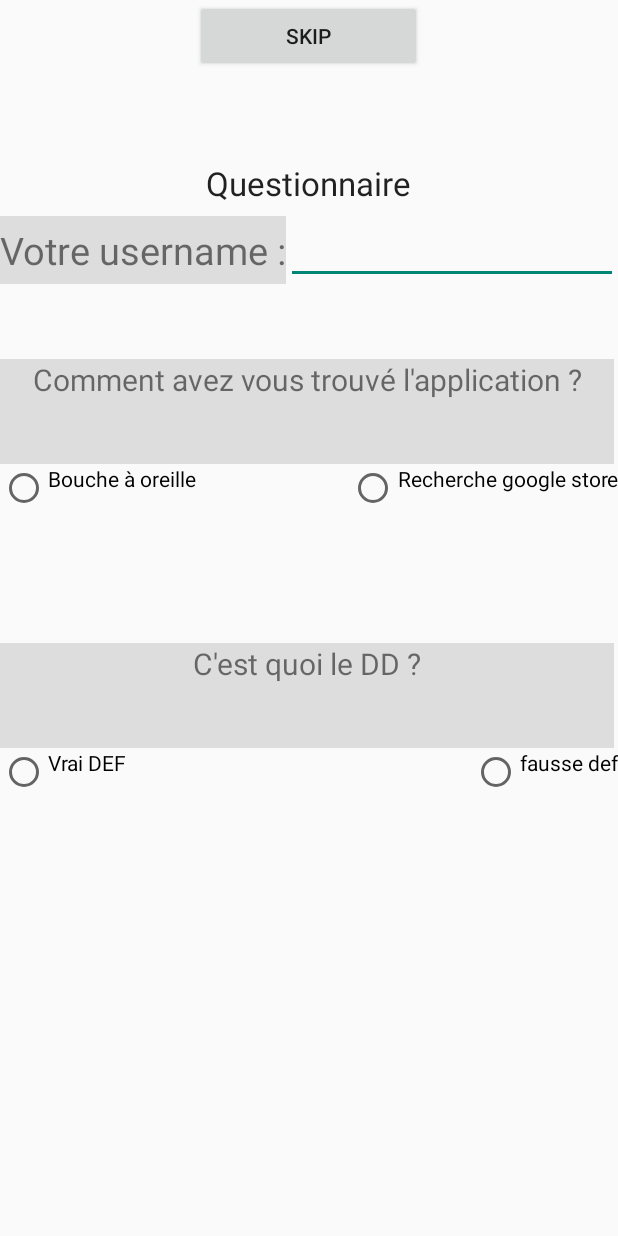
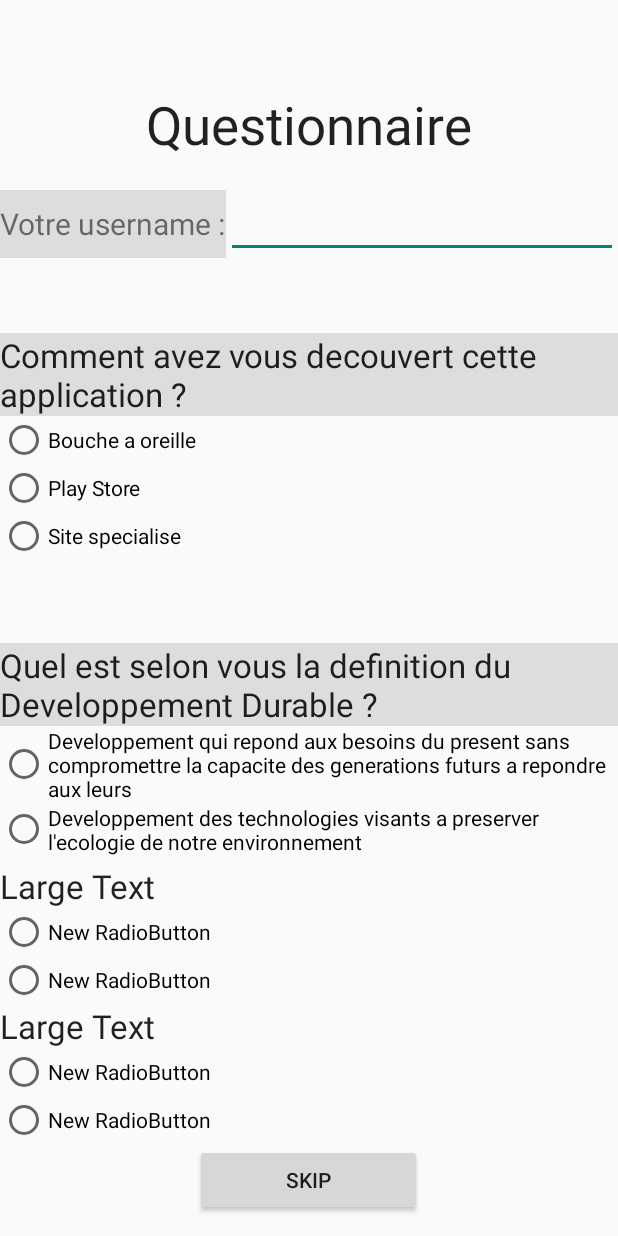
Before and after one commit to Eddupdup/OneIdeaADay, an Android app: the screen it shows after launch (Questionnaire), after a tap on "SKIP", on a phone screen of 412 x 824 dp. Run offline under Robolectric (Android 15) with nearby library versions, the light colour scheme and no system bars.

```diff
--- a/app/src/main/java/oneideaaday/oneideaaday/Chargement.java
+++ b/app/src/main/java/oneideaaday/oneideaaday/Chargement.java
@@ -44,7 +44,7 @@ public class Chargement extends ActionBarActivity {
 
             @Override
             public void onFinish() {
-                final SharedPreferences pref = getPreferences(0);
+                final SharedPreferences pref = getSharedPreferences("PREF",0);
                 boolean used =pref.getBoolean("used",false);
                 if (used==false) {
                     Intent intent = new Intent(Chargement.this, Presentation.class);
--- a/app/src/main/java/oneideaaday/oneideaaday/Fact_1.java
+++ b/app/src/main/java/oneideaaday/oneideaaday/Fact_1.java
@@ -23,7 +23,7 @@ public class Fact_1 extends Fragment {
     @Nullable
     @Override
     public View onCreateView(LayoutInflater inflater, ViewGroup container, Bundle savedInstanceState) {
-        final SharedPreferences pref = getActivity().getPreferences(0);
+        final SharedPreferences pref = getActivity().getSharedPreferences("PREF",0);
         final SharedPreferences.Editor editor = pref.edit();
         rootview = inflater.inflate(R.layout.fact_1, container, false);
         final Button button = (Button) rootview.findViewById(R.id.button1);
--- a/app/src/main/java/oneideaaday/oneideaaday/Fact_2.java
+++ b/app/src/main/java/oneideaaday/oneideaaday/Fact_2.java
@@ -23,7 +23,7 @@ public class Fact_2 extends Fragment {
     //@Override
     public View onCreateView(LayoutInflater inflater, ViewGroup container, Bundle savedInstanceState) {
         rootview = inflater.inflate(R.layout.fact_2, container, false);
-        final SharedPreferences pref = getActivity().getPreferences(0);
+        final SharedPreferences pref = getActivity().getSharedPreferences("PREF",0);
         final SharedPreferences.Editor editor = pref.edit();
         final boolean xpdelivered = pref.getBoolean("xpdelivered",false);
         final Button button = (Button) rootview.findViewById(R.id.button1);
--- a/app/src/main/java/oneideaaday/oneideaaday/Fact_3.java
+++ b/app/src/main/java/oneideaaday/oneideaaday/Fact_3.java
@@ -24,7 +24,7 @@ public class Fact_3 extends Fragment {
     public View onCreateView(LayoutInflater inflater, ViewGroup container, Bundle savedInstanceState) {
         rootview = inflater.inflate(R.layout.fact_3, container, false);
 
-        final SharedPreferences  pref = getActivity().getPreferences(0);
+        final SharedPreferences  pref = getActivity().getSharedPreferences("PREF",0);
         final SharedPreferences.Editor editor = pref.edit();
         //final boolean xpdelivered = ((Myapp) this.getActivity().getApplication()).getfact3delivered();
         final boolean xpdelivered = pref.getBoolean("fact3delivered",false);
--- a/app/src/main/java/oneideaaday/oneideaaday/MyActivity.java
+++ b/app/src/main/java/oneideaaday/oneideaaday/MyActivity.java
@@ -52,7 +52,7 @@ public class MyActivity extends ActionBarActivity
                 R.id.navigation_drawer,
                 (DrawerLayout) findViewById(R.id.drawer_layout));
 
-        SharedPreferences pref = getPreferences(0);
+        SharedPreferences pref = getSharedPreferences("PREF",0);
         String userName = pref.getString("userName","Username");
 
     }
@@ -210,7 +210,7 @@ public class MyActivity extends ActionBarActivity
     }
 
     public void showAlert (View view) {
-        final SharedPreferences pref = getPreferences(0);
+        final SharedPreferences pref = getSharedPreferences("PREF",0);
         final SharedPreferences.Editor editor = pref.edit();
         AlertDialog alertDialogBuilder = new AlertDialog.Builder(this)
                 .setTitle("Remettre à zéro")
@@ -232,6 +232,8 @@ public class MyActivity extends ActionBarActivity
                         editor.putString("userName", "Username");
                         //((Myapp) getApplication()).setLevel(1);
                         editor.putInt("level", 1);
+                        editor.putBoolean("used",false);
+                        editor.putInt("xpMax",80);
                         editor.apply();
                     }
                 })
@@ -241,7 +243,7 @@ public class MyActivity extends ActionBarActivity
     }
 
     public void ActiveNotif (View view) {
-        final SharedPreferences pref = getPreferences(0);
+        final SharedPreferences pref = getSharedPreferences("PREF",0);
         final SharedPreferences.Editor editor = pref.edit();
         final boolean notif = pref.getBoolean("notifications",true);
         final AlertDialog.Builder alertDialog = new AlertDialog.Builder(this)
@@ -264,7 +266,7 @@ public class MyActivity extends ActionBarActivity
     }
 
     public void changeUserName (View view) {
-        SharedPreferences pref = getPreferences(0);
+        SharedPreferences pref = getSharedPreferences("PREF",0);
         final SharedPreferences.Editor editor = pref.edit();
         AlertDialog.Builder alertDialog = new AlertDialog.Builder(this);
         alertDialog.setTitle("Username")
@@ -297,7 +299,7 @@ public class MyActivity extends ActionBarActivity
     }
 
     public void leveledup () {
-        final SharedPreferences pref = getPreferences(0);
+        final SharedPreferences pref = getSharedPreferences("PREF",0);
         SharedPreferences.Editor editor = pref.edit();
         final AlertDialog.Builder alertdialog = new AlertDialog.Builder(this);
         //int xp = ((Myapp) getApplication()).getXp();
--- a/app/src/main/java/oneideaaday/oneideaaday/Profil.java
+++ b/app/src/main/java/oneideaaday/oneideaaday/Profil.java
@@ -22,7 +22,7 @@ public class Profil extends Fragment {
         rootview = inflater.inflate(R.layout.profil, container, false);
 
         //String username =((Myapp) getActivity().getApplication()).getUserName();
-        SharedPreferences pref = getActivity().getPreferences(0);
+        SharedPreferences pref = getActivity().getSharedPreferences("PREF",0);
         SharedPreferences.Editor editor = pref.edit();
         String userName = pref.getString("userName","Username");
         TextView textView = (TextView) rootview.findViewById(R.id.username);
--- a/app/src/main/java/oneideaaday/oneideaaday/Questionnaire.java
+++ b/app/src/main/java/oneideaaday/oneideaaday/Questionnaire.java
@@ -2,9 +2,13 @@ package oneideaaday.oneideaaday;
 
 import android.app.Activity;
 import android.content.Intent;
+import android.content.SharedPreferences;
 import android.os.Bundle;
+import android.support.v4.content.ContextCompat;
 import android.view.Menu;
 import android.view.View;
+import android.widget.Button;
+import android.widget.EditText;
 
 
 /**
@@ -21,13 +25,23 @@ public class Questionnaire extends Activity {
 
     @Override
     public boolean onCreateOptionsMenu(Menu menu) {
-        getMenuInflater().inflate(R.menu.menu_main,menu);
+        getMenuInflater().inflate(R.menu.menu_main, menu);
         return true;
     }
 
     public void sendMessage (View view) {
-        Intent intent = new Intent(this,MyActivity.class);
+        SharedPreferences pref = getSharedPreferences("PREF",0);
+        SharedPreferences.Editor editor = pref.edit();
+        EditText editUser = (EditText) findViewById(R.id.enteruser);
+        String userName = editUser.getText().toString();
+        editor.putString("userName",userName)
+                .apply();
+        Intent intent = new Intent(this, MyActivity.class);
         startActivity(intent);
+        editor.putBoolean("used",true)
+                .apply();
     }
 
+
+
 }
--- a/app/src/main/res/layout/questionnaire.xml
+++ b/app/src/main/res/layout/questionnaire.xml
@@ -1,19 +1,14 @@
 <?xml version="1.0" encoding="utf-8"?>
+
+<ScrollView
+    xmlns:android="http://schemas.android.com/apk/res/android"
+    android:layout_width="fill_parent"
+    android:layout_height="fill_parent">
+
     <LinearLayout xmlns:android="http://schemas.android.com/apk/res/android"
         android:layout_width="match_parent"
         android:layout_height="match_parent"
         android:orientation="vertical">
-
-    <Button
-        android:layout_width="151dp"
-        android:layout_height="wrap_content"
-        android:text="Skip"
-        android:id="@+id/button2"
-        android:layout_gravity="center_horizontal"
-        android:textAlignment="center"
-        android:clickable="true"
-        android:onClick="sendMessage"
-        />
 
         <TextView
             android:id="@+id/textView2"
@@ -24,10 +19,12 @@
             android:layout_marginTop="59dp"
             android:text="Questionnaire"
             android:textAppearance="?android:attr/textAppearanceLarge"
-        android:layout_gravity="center_horizontal"/>
+            android:layout_gravity="top|center"
+            android:gravity="top"
+            android:textSize="35sp"/>
         <View
             android:layout_width="fill_parent"
-        android:layout_height="7dp"
+            android:layout_height="20sp"
             android:id="@+id/view41" />
 
 
@@ -46,124 +43,198 @@
                 android:inputType="text"
                 android:background="#DDDDDD"
                 android:autoText="true"
-            android:textSize="25sp"
+                android:textSize="20sp"
                 android:gravity="center_vertical"/>
             <EditText
                 android:layout_width="match_parent"
-            android:layout_height="fill_parent" />
+                android:layout_height="fill_parent"
+                android:id="@+id/enteruser"
+                android:singleLine="true"
+                android:elegantTextHeight="false"
+                android:autoText="true"/>
 
 
         </LinearLayout>
 
 
         <LinearLayout
-        android:layout_width="fill_parent"
-        android:layout_height="wrap_content"
+            android:layout_width="match_parent"
+            android:layout_height="match_parent"
             android:weightSum="150"
             android:layout_below="@+id/textView2"
             android:layout_alignParentStart="true"
             android:layout_marginTop="50dp"
-        android:id="@+id/linearLayout">
+            android:orientation="vertical">
 
 
             <TextView
-            android:id="@+id/question1"
-            android:layout_width="20dp"
-            android:layout_height="70dp"
-            android:text="Comment avez vous trouvé l'application ?"
-            android:inputType="text"
-            android:background="#DDDDDD"
-            android:autoText="true"
-            android:textSize="20sp"
-            android:gravity="center_horizontal"
+                android:layout_width="wrap_content"
+                android:layout_height="wrap_content"
+                android:textAppearance="?android:attr/textAppearanceLarge"
+                android:text="Comment avez vous decouvert cette application ?"
+                android:background="#dddddd"/>
+
+            <LinearLayout
+                android:layout_width="fill_parent"
+                android:layout_height="wrap_content"
+                android:orientation="vertical">
+
+                <RadioGroup
+                    android:layout_width="fill_parent"
+                    android:layout_height="wrap_content"
+                    android:layout_weight="149">
+
+                    <RadioButton
+                        android:layout_width="fill_parent"
+                        android:layout_height="wrap_content"
+                        android:text="Bouche a oreille"/>
+
+                    <RadioButton
+                        android:layout_width="fill_parent"
+                        android:layout_height="wrap_content"
+                        android:text="Play Store"/>
+
+                    <RadioButton
+                        android:layout_width="fill_parent"
+                        android:layout_height="wrap_content"
+                        android:text="Site specialise"/>
+
+
+
+                </RadioGroup>
+
+            </LinearLayout>
+
+            <View
+                android:layout_width="fill_parent"
+                android:layout_height="5sp
+                "/>
+
+        </LinearLayout>
+
+        <LinearLayout
+            android:layout_width="match_parent"
+            android:layout_height="match_parent"
+            android:weightSum="150"
+            android:layout_marginTop="50dp"
+            android:id="@+id/linearLayout"
+            android:orientation="vertical">
+
+
+            <TextView
+                android:layout_width="wrap_content"
+                android:layout_height="wrap_content"
+                android:textAppearance="?android:attr/textAppearanceLarge"
+                android:text="Quel est selon vous la definition du Developpement Durable ?"
+                android:id="@+id/textView13"
+                android:background="#dddddd"/>
+
+            <LinearLayout
+                android:layout_width="fill_parent"
+                android:layout_height="wrap_content"
+                android:orientation="vertical">
+                <RadioButton
+                    android:layout_width="wrap_content"
+                    android:layout_height="wrap_content"
+                    android:text="Developpement qui repond aux besoins du present sans compromettre la capacite des generations futurs a repondre aux leurs"
+                    android:id="@+id/radioButton"
                     android:layout_weight="149"
-            android:layout_gravity="center_vertical" />
+                    android:layout_below="@+id/linearLayout"
+                    android:layout_alignParentStart="true"
+                    android:checked="false"/>
+
+                <RadioButton
+                    android:layout_width="wrap_content"
+                    android:layout_height="wrap_content"
+                    android:text="Developpement des technologies visants a preserver l&apos;ecologie de notre environnement"
+                    android:id="@+id/radioButton2"
+                    android:checked="false"
+                    android:layout_alignBaseline="@+id/radioButton"
+                    android:layout_alignBottom="@+id/radioButton"
+                    android:layout_alignParentStart="true" />
+
+            </LinearLayout>
+
+            <View
+                android:layout_width="fill_parent"
+                android:layout_height="5sp
+                "/>
+
+        </LinearLayout>
+
+
+        <LinearLayout
+            android:orientation="vertical"
+            android:layout_width="match_parent"
+            android:layout_height="wrap_content">
+
+            <TextView
+                android:layout_width="wrap_content"
+                android:layout_height="wrap_content"
+                android:textAppearance="?android:attr/textAppearanceLarge"
+                android:text="Large Text"
+                android:id="@+id/textView14"/>
+
+            <RadioGroup
+                android:layout_width="match_parent"
+                android:layout_height="match_parent">
+
+                <RadioButton
+                    android:layout_width="wrap_content"
+                    android:layout_height="wrap_content"
+                    android:text="New RadioButton"
+                    android:id="@+id/radioButton3"/>
+
+                <RadioButton
+                    android:layout_width="wrap_content"
+                    android:layout_height="wrap_content"
+                    android:text="New RadioButton"
+                    android:id="@+id/radioButton4"/>
+            </RadioGroup>
+        </LinearLayout>
+
+        <LinearLayout
+            android:orientation="vertical"
+            android:layout_width="match_parent"
+            android:layout_height="match_parent">
+
+            <TextView
+                android:layout_width="wrap_content"
+                android:layout_height="wrap_content"
+                android:textAppearance="?android:attr/textAppearanceLarge"
+                android:text="Large Text"
+                android:id="@+id/textView15"/>
+
+            <RadioGroup
+                android:layout_width="match_parent"
+                android:layout_height="match_parent">
+
+                <RadioButton
+                    android:layout_width="wrap_content"
+                    android:layout_height="wrap_content"
+                    android:text="New RadioButton"
+                    android:id="@+id/radioButton5"/>
+
+                <RadioButton
+                    android:layout_width="wrap_content"
+                    android:layout_height="wrap_content"
+                    android:text="New RadioButton"
+                    android:id="@+id/radioButton6"/>
+            </RadioGroup>
+        </LinearLayout>
+
+        <Button
+            android:layout_width="151dp"
+            android:layout_height="wrap_content"
+            android:text="Skip"
+            android:id="@+id/button2"
+            android:layout_gravity="center_horizontal"
+            android:textAlignment="center"
+            android:clickable="true"
+            android:onClick="sendMessage"
+            />
 
 
     </LinearLayout>
 
-    <LinearLayout
-        android:layout_width="fill_parent"
-        android:layout_height="wrap_content"
-        android:orientation="horizontal">
-        <RadioButton
-            android:layout_width="wrap_content"
-            android:layout_height="wrap_content"
-            android:text="Bouche à oreille"
-            android:id="@+id/radioButton"
-            android:layout_weight="149"
-            android:gravity="left"
-            android:layout_below="@+id/linearLayout"
-            android:layout_alignParentStart="true" />
-
-        <RadioButton
-            android:layout_width="wrap_content"
-            android:layout_height="wrap_content"
-            android:text="Recherche google store"
-            android:id="@+id/radioButton2"
-            android:gravity="right"
-            android:checked="false"
-            android:layout_alignBaseline="@+id/radioButton"
-            android:layout_alignBottom="@+id/radioButton"
-            android:layout_alignParentStart="true" />
-    </LinearLayout>
-
-    <LinearLayout
-        android:layout_width="fill_parent"
-        android:layout_height="wrap_content"
-        android:weightSum="150"
-        android:id="@+id/linearLayout2"
-        android:layout_centerVertical="true"
-        android:layout_alignParentStart="true"
-        android:orientation="horizontal">
-
-
-        <TextView
-            android:id="@+id/question2"
-            android:layout_width="20dp"
-            android:layout_height="70dp"
-            android:text="C'est quoi le DD ?"
-            android:inputType="text"
-            android:background="#DDDDDD"
-            android:autoText="true"
-            android:textSize="20sp"
-            android:gravity="center_horizontal"
-            android:layout_weight="149"
-            android:layout_below="@+id/radioButton"
-            android:layout_marginTop="87dp"
-            android:layout_alignParentEnd="true" />
-    </LinearLayout>
-
-    <LinearLayout
-        android:orientation="horizontal"
-        android:layout_width="fill_parent"
-        android:layout_height="wrap_content">
-
-        <RadioButton
-
-            android:layout_width="wrap_content"
-            android:layout_height="wrap_content"
-            android:text="Vrai DEF"
-            android:id="@+id/radioButton3"
-            android:layout_weight="149"
-            android:gravity="left"
-            android:layout_below="@+id/linearLayout"
-            android:layout_alignParentStart="true" />
-
-        <RadioButton
-            android:layout_width="wrap_content"
-            android:layout_height="wrap_content"
-            android:text="fausse def"
-            android:id="@+id/radioButton4"
-            android:gravity="right"
-            android:checked="false"
-            android:layout_alignBaseline="@+id/radioButton3"
-            android:layout_alignBottom="@+id/radioButton3"
-            android:layout_alignParentStart="true"
-
-            />
-
-    </LinearLayout>
-
-
-</LinearLayout>
+</ScrollView>
```
Also changed, not shown: 1 other file. Lines whose indentation alone changed are shown as unchanged.
